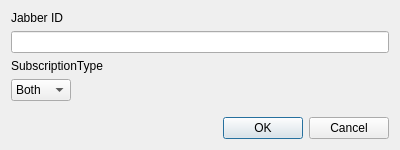
Above: app/AddContactDialog.ui from chloerei/qtalk before the change. Below: the same form after it.
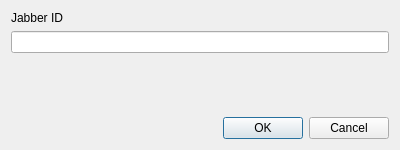
That is the form after the change.

Commit message: Can remove contact.

What changed in the file:
```diff
--- a/app/AddContactDialog.ui
+++ b/app/AddContactDialog.ui
@@ -24,51 +24,7 @@
    <item row="1" column="0" colspan="2">
     <widget class="QLineEdit" name="lineEdit"/>
    </item>
-   <item row="2" column="0" colspan="2">
-    <widget class="QLabel" name="label_2">
-     <property name="text">
-      <string>SubscriptionType</string>
-     </property>
-    </widget>
-   </item>
-   <item row="3" column="0">
-    <widget class="QComboBox" name="comboBox">
-     <item>
-      <property name="text">
-       <string>Both</string>
-      </property>
-     </item>
-     <item>
-      <property name="text">
-       <string>To</string>
-      </property>
-     </item>
-     <item>
-      <property name="text">
-       <string>From</string>
-      </property>
-     </item>
-     <item>
-      <property name="text">
-       <string>None</string>
-      </property>
-     </item>
-    </widget>
-   </item>
-   <item row="3" column="1">
-    <spacer name="horizontalSpacer">
-     <property name="orientation">
-      <enum>Qt::Horizontal</enum>
-     </property>
-     <property name="sizeHint" stdset="0">
-      <size>
-       <width>320</width>
-       <height>20</height>
-      </size>
-     </property>
-    </spacer>
-   </item>
-   <item row="4" column="0">
+   <item row="2" column="0">
     <spacer name="verticalSpacer">
      <property name="orientation">
       <enum>Qt::Vertical</enum>
```
Left out of the diff: 2 changed lines with no effect on the pictures. The commit also changes 4 other files.
